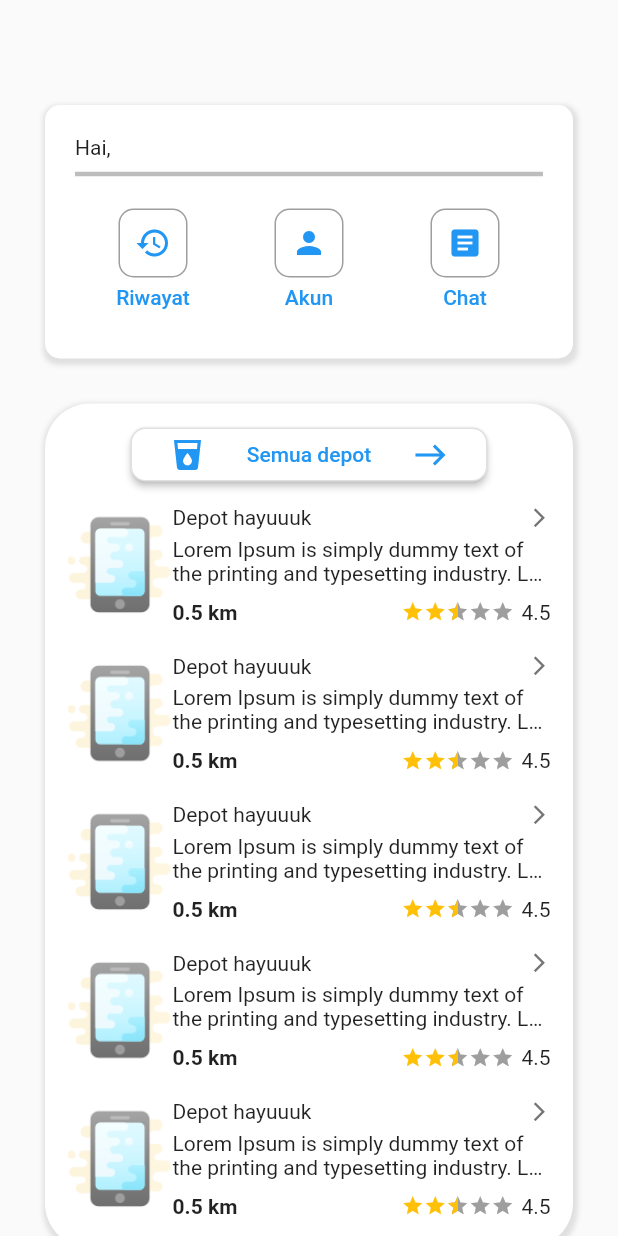
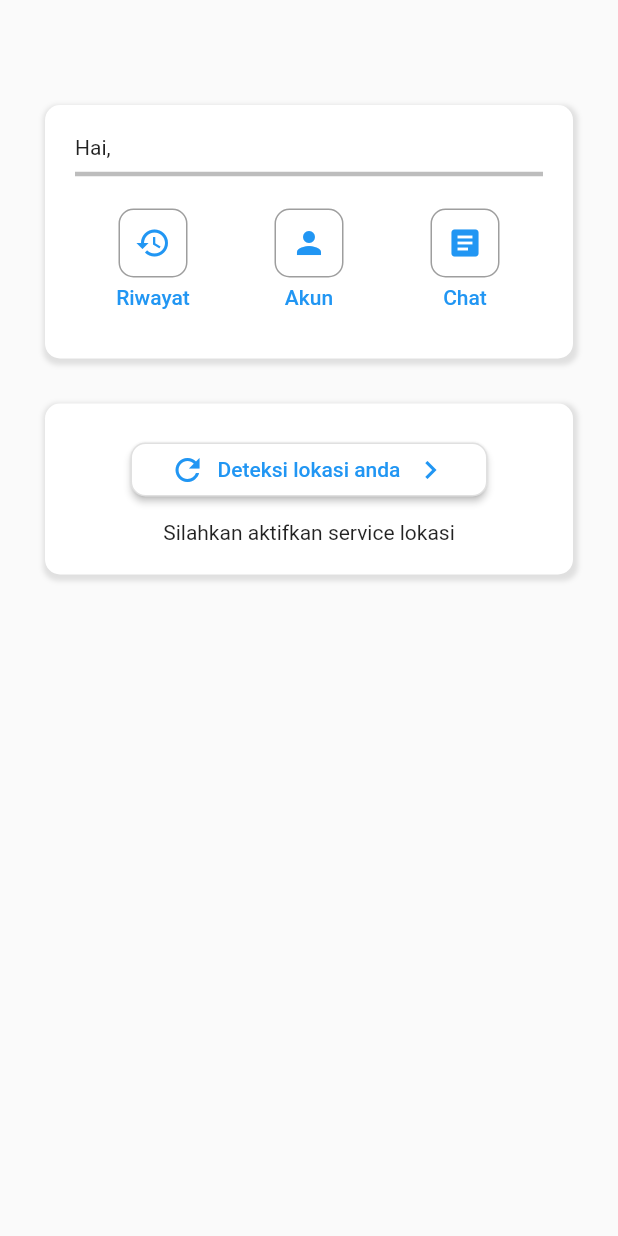
Before and after one commit to kang-galon/kang-galon-flutter, a Flutter app: the HomePage screen opened directly, on a phone screen of 412 x 824 dp. Run offline on Flutter 3.47's test engine with Material 2 defaults, Android fonts, the phone set to English and light mode, and no system bars; drawn by our look-alikes of flutter_rating_bar; our stand-ins replace firebase_auth, firebase_core, flutter_bloc, google_maps_flutter, location, pinput; missing offline and left inert: geocoder; accounts and stored records are empty.

Commit message:
add maps

```diff
--- /dev/null
+++ b/lib/core/models/location.dart
@@ -0,0 +1,35 @@
+class Location {
+  String address;
+  double latitude;
+  double longitude;
+
+  Location({this.address, this.latitude, this.longitude});
+}
+
+class LocationSet extends Location {
+  LocationSet({double latitude, double longitude})
+      : super(latitude: latitude, longitude: longitude);
+}
+
+class LocationEnable extends Location {
+  LocationEnable({String address, double latitude, double longitude})
+      : super(address: address, latitude: latitude, longitude: longitude);
+}
+
+class LocationUnable extends Location {}
+
+class LocationCurrent extends Location {}
+
+class LocationServiceUnable extends Location {
+  @override
+  String toString() {
+    return 'Silahkan aktifkan service lokasi';
+  }
+}
+
+class LocationPermissionUnable extends Location {
+  @override
+  String toString() {
+    return 'Silahkan izinkan lokasi';
+  }
+}
--- a/lib/main.dart
+++ b/lib/main.dart
@@ -1,6 +1,4 @@
 import 'package:flutter/material.dart';
-import 'package:flutter_bloc/flutter_bloc.dart';
-import 'package:kang_galon/core/viewmodels/user_bloc.dart';
 import 'package:kang_galon/ui/pages/splash_page.dart';
 
 void main() => runApp(MaterialApp(home: SplashPage()));
--- a/lib/ui/pages/home_page.dart
+++ b/lib/ui/pages/home_page.dart
@@ -2,13 +2,29 @@ import 'package:firebase_auth/firebase_auth.dart' as Fire;
 import 'package:flutter/material.dart';
 import 'package:flutter_bloc/flutter_bloc.dart';
 import 'package:kang_galon/core/models/user.dart';
+import 'package:kang_galon/core/models/location.dart' as My;
+import 'package:kang_galon/core/viewmodels/location_bloc.dart';
 import 'package:kang_galon/core/viewmodels/user_bloc.dart';
 import 'package:kang_galon/ui/pages/account_page.dart';
+import 'package:kang_galon/ui/pages/maps_page.dart';
 import 'package:kang_galon/ui/pages/order_page.dart';
 import 'package:kang_galon/ui/widgets/depot_item.dart';
 import 'package:kang_galon/ui/widgets/home_button.dart';
+import 'package:kang_galon/ui/widgets/long_button.dart';
+import 'package:location/location.dart';
 
 class HomePage extends StatelessWidget {
+  void mapsAction(BuildContext context, LocationBloc bloc) {
+    Navigator.push(
+        context,
+        MaterialPageRoute(
+          builder: (context) => BlocProvider.value(
+            value: bloc,
+            child: MapsPage(),
+          ),
+        ));
+  }
+
   void allDepotAction(BuildContext context) {
     Navigator.push(
         context, MaterialPageRoute(builder: (context) => OrderPage()));
@@ -33,6 +49,7 @@ class HomePage extends StatelessWidget {
   @override
   Widget build(BuildContext context) {
     UserBloc userBloc = BlocProvider.of<UserBloc>(context);
+    LocationBloc locationBloc = BlocProvider.of<LocationBloc>(context);
 
     return Scaffold(
       body: SingleChildScrollView(
@@ -99,8 +116,10 @@ class HomePage extends StatelessWidget {
                 ),
                 Container(
                   margin: EdgeInsets.only(top: 30.0),
+                  padding: EdgeInsets.all(10.0),
+                  width: double.infinity,
                   decoration: BoxDecoration(
-                    borderRadius: BorderRadius.circular(30.0),
+                    borderRadius: BorderRadius.circular(10.0),
                     color: Colors.white,
                     boxShadow: [
                       BoxShadow(
@@ -111,41 +130,73 @@ class HomePage extends StatelessWidget {
                       )
                     ],
                   ),
-                  child: Padding(
-                    padding: EdgeInsets.all(10.0),
+                  child: BlocBuilder<LocationBloc, My.Location>(
+                    builder: (context, location) {
+                      if (location is My.LocationEnable) {
+                        return Column(
+                          children: [
+                            LongButton(
+                              context: context,
+                              onPressed: () =>
+                                  this.mapsAction(context, locationBloc),
+                              icon: Icons.map,
+                              text: 'Ubah lokasi anda',
+                            ),
+                            Padding(
+                              padding: EdgeInsets.symmetric(
+                                  vertical: 10.0, horizontal: 20.0),
+                              child: Text(location.address),
+                            ),
+                          ],
+                        );
+                      } else {
+                        return Padding(
+                          padding: EdgeInsets.symmetric(
+                              vertical: 10.0, horizontal: 20.0),
                           child: Column(
                             children: [
-                        OutlinedButton(
-                          onPressed: () => this.allDepotAction(context),
-                          style: ButtonStyle(
-                            backgroundColor:
-                                MaterialStateProperty.all<Color>(Colors.white),
-                            elevation: MaterialStateProperty.all<double>(2.0),
-                            shape: MaterialStateProperty.all<
-                                RoundedRectangleBorder>(
-                              RoundedRectangleBorder(
-                                borderRadius: BorderRadius.circular(10.0),
+                              LongButton(
+                                context: context,
+                                onPressed: () {
+                                  locationBloc.add(My.LocationCurrent());
+                                },
+                                icon: Icons.refresh,
+                                text: 'Deteksi lokasi anda',
+                              ),
+                              SizedBox(height: 10.0),
+                              Text(location.toString()),
+                            ],
+                          ),
+                        );
+                      }
+                    },
                   ),
                 ),
-                          ),
-                          child: Container(
-                            width: MediaQuery.of(context).size.width * 0.5,
-                            padding: EdgeInsets.symmetric(
-                              horizontal: 10.0,
-                              vertical: 5.0,
-                            ),
-                            child: Row(
-                              mainAxisAlignment: MainAxisAlignment.spaceBetween,
-                              children: [
-                                Icon(Icons.local_drink),
-                                Text(
-                                  'Semua depot',
-                                  textAlign: TextAlign.center,
-                                ),
-                                Icon(Icons.east),
+                BlocBuilder<LocationBloc, My.Location>(
+                  builder: (context, location) {
+                    if (location is My.LocationEnable) {
+                      return Container(
+                        margin: EdgeInsets.only(top: 30.0),
+                        padding: EdgeInsets.all(10.0),
+                        decoration: BoxDecoration(
+                          borderRadius: BorderRadius.circular(10.0),
+                          color: Colors.white,
+                          boxShadow: [
+                            BoxShadow(
+                              color: Colors.grey.shade300,
+                              spreadRadius: 2.0,
+                              blurRadius: 2.0,
+                              offset: Offset(1, 2),
+                            )
                           ],
                         ),
-                          ),
+                        child: Column(
+                          children: [
+                            LongButton(
+                              context: context,
+                              onPressed: () => this.allDepotAction(context),
+                              icon: Icons.local_drink,
+                              text: 'Semua depot',
                             ),
                             ListView.builder(
                               shrinkWrap: true,
@@ -157,8 +208,12 @@ class HomePage extends StatelessWidget {
                             ),
                           ],
                         ),
+                      );
+                    } else {
+                      return Container();
+                    }
+                  },
                 ),
-                )
               ],
             ),
           ),
--- /dev/null
+++ b/lib/ui/widgets/long_button.dart
@@ -0,0 +1,50 @@
+import 'package:flutter/material.dart';
+import 'package:flutter_bloc/flutter_bloc.dart';
+
+class LongButton extends StatelessWidget {
+  final BuildContext context;
+  final void Function() onPressed;
+  final IconData icon;
+  final String text;
+
+  LongButton({
+    @required this.context,
+    @required this.onPressed,
+    @required this.icon,
+    @required this.text,
+  });
+
+  @override
+  Widget build(BuildContext context) {
+    return OutlinedButton(
+      onPressed: this.onPressed,
+      style: ButtonStyle(
+        backgroundColor: MaterialStateProperty.all<Color>(Colors.white),
+        elevation: MaterialStateProperty.all<double>(2.0),
+        shape: MaterialStateProperty.all<RoundedRectangleBorder>(
+          RoundedRectangleBorder(
+            borderRadius: BorderRadius.circular(10.0),
+          ),
+        ),
+      ),
+      child: Container(
+        width: MediaQuery.of(context).size.width * 0.5,
+        padding: EdgeInsets.symmetric(
+          horizontal: 10.0,
+          vertical: 5.0,
+        ),
+        child: Row(
+          mainAxisAlignment: MainAxisAlignment.spaceBetween,
+          children: [
+            Icon(this.icon),
+            Text(
+              this.text,
+              textAlign: TextAlign.center,
+            ),
+            Icon(Icons.chevron_right),
+          ],
+        ),
+      ),
+    );
+  }
+}
--- a/pubspec.yaml
+++ b/pubspec.yaml
@@ -29,7 +29,10 @@ dependencies:
   firebase_core: ^1.0.2
   flutter_bloc: ^7.0.0
   flutter_rating_bar: ^4.0.0
+  geocoder: ^0.2.1
+  google_maps_flutter: ^2.0.3
   http: ^0.13.1
+  location: ^4.1.1
   pinput: ^1.2.0
 
 dev_dependencies:
```
Also changed, not shown: lib/core/viewmodels/location_bloc.dart (added, +61 -0 lines), lib/ui/pages/maps_page.dart (added, +71 -0 lines), lib/ui/pages/splash_page.dart (+6 -2 lines), pubspec.lock, 1 other file. Lines whose indentation alone changed are shown as unchanged.
